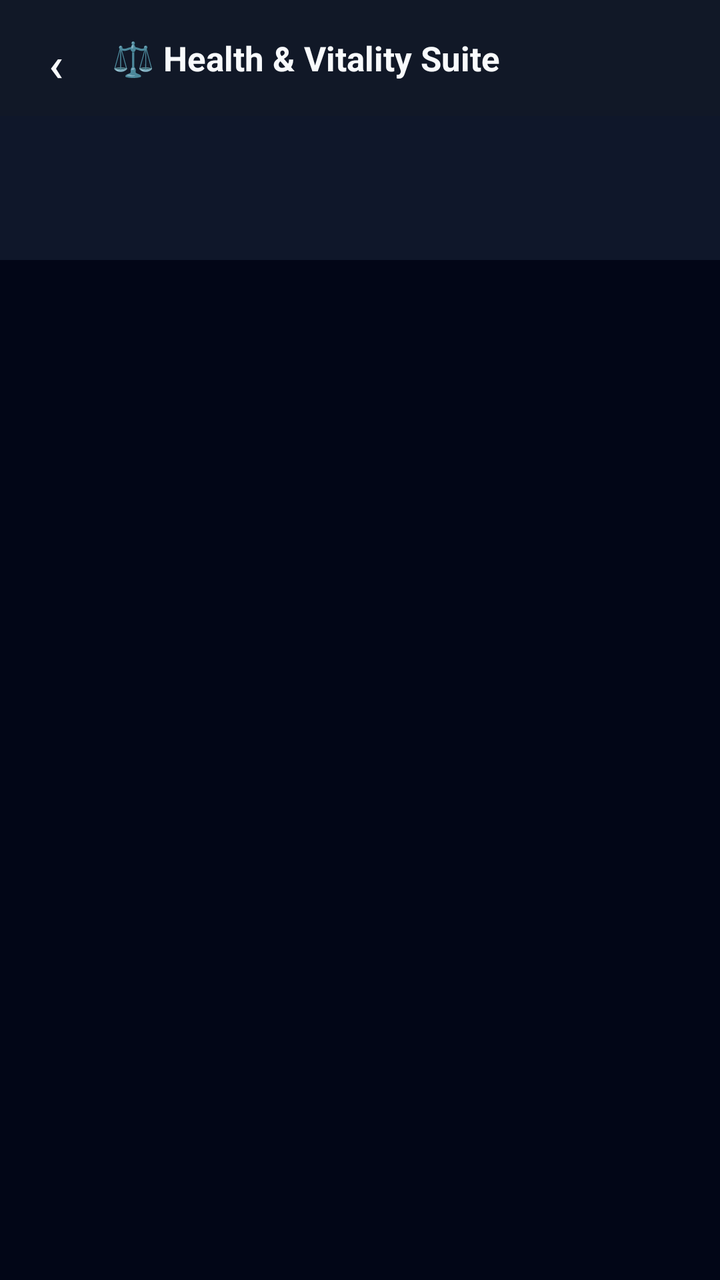
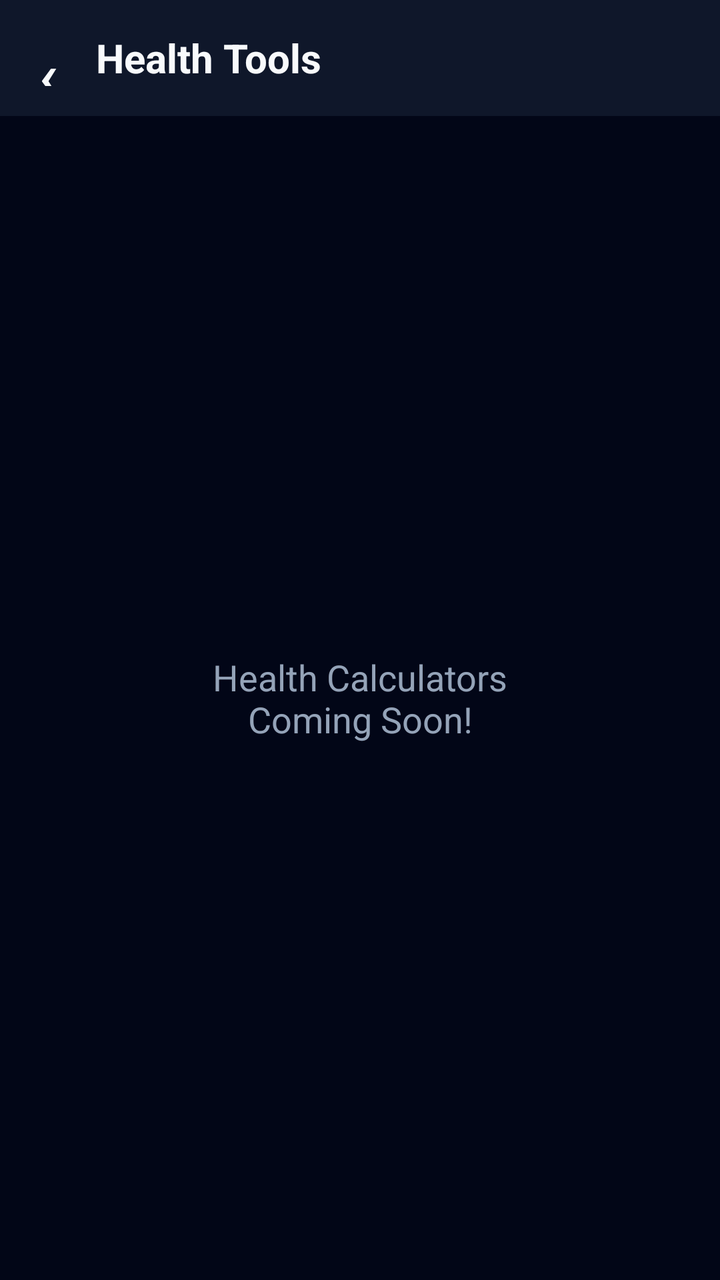

Screens rendered from an Android XML layout before and after an edit, with the pre-edit source and the edit as a unified diff.
<!-- AndroidManifest.xml: application theme Theme.UltraCalc -->
<!-- res/layout/activity_health.xml -->
<?xml version="1.0" encoding="utf-8"?>
<LinearLayout xmlns:android="http://schemas.android.com/apk/res/android"
    xmlns:app="http://schemas.android.com/apk/res-auto"
    android:layout_width="match_parent"
    android:layout_height="match_parent"
    android:orientation="vertical"
    android:background="#020617">

    <LinearLayout
        android:layout_width="match_parent"
        android:layout_height="58dp"
        android:orientation="horizontal"
        android:gravity="center_vertical"
        android:paddingStart="4dp"
        android:paddingEnd="16dp"
        android:background="#111827">

        <com.google.android.material.button.MaterialButton
            android:id="@+id/btnBack"
            style="@style/Widget.MaterialComponents.Button.TextButton"
            android:layout_width="48dp"
            android:layout_height="48dp"
            android:text="‹"
            android:textSize="24sp"
            android:textColor="#F8FAFC"
            app:cornerRadius="24dp"/>

        <TextView
            android:layout_width="wrap_content"
            android:layout_height="wrap_content"
            android:text="⚖️ Health &amp; Vitality Suite"
            android:textSize="17sp"
            android:textStyle="bold"
            android:textColor="#F8FAFC"
            android:layout_marginStart="4dp"/>
    </LinearLayout>

    <HorizontalScrollView
        android:layout_width="match_parent"
        android:layout_height="72dp"
        android:background="#0F172A"
        android:scrollbars="none"
        android:fillViewport="true">
        
        <LinearLayout
            android:id="@+id/toolBar"
            android:layout_width="wrap_content"
            android:layout_height="match_parent"
            android:orientation="horizontal"
            android:gravity="center_vertical"/>
    </HorizontalScrollView>

    <FrameLayout
        android:id="@+id/mainContainer"
        android:layout_width="match_parent"
        android:layout_height="match_parent"
        android:padding="16dp"/>

</LinearLayout>
<!-- resources referenced by this layout -->
<resources>
  <style name="Theme.UltraCalc" parent="Theme.MaterialComponents.NoActionBar">
          <item name="colorPrimary">@color/primary</item>
          <item name="colorPrimaryVariant">@color/primaryDark</item>
          <item name="colorOnPrimary">@color/white</item>
          <item name="colorSecondary">@color/accentCyan</item>
          <item name="android:windowBackground">@color/bg</item>
          <item name="android:statusBarColor">@color/bg</item>
          <item name="android:navigationBarColor">@color/bg</item>
          <item name="android:windowLightStatusBar">false</item>
      </style>
  <color name="primary">#7C6FFF</color>
  <color name="primaryDark">#5A4FCC</color>
  <color name="white">#FFFFFF</color>
  <color name="accentCyan">#00E5FF</color>
  <color name="bg">#0D0D1A</color>
</resources>

<!-- the commit's change to res/layout/activity_health.xml (unified diff, before → after) -->
@@ -1,6 +1,5 @@
 <?xml version="1.0" encoding="utf-8"?>
 <LinearLayout xmlns:android="http://schemas.android.com/apk/res/android"
-    xmlns:app="http://schemas.android.com/apk/res-auto"
     android:layout_width="match_parent"
     android:layout_height="match_parent"
     android:orientation="vertical"
@@ -11,49 +10,30 @@
         android:layout_height="58dp"
         android:orientation="horizontal"
         android:gravity="center_vertical"
-        android:paddingStart="4dp"
-        android:paddingEnd="16dp"
-        android:background="#111827">
-
+        android:background="#0F172A">
         <com.google.android.material.button.MaterialButton
-            android:id="@+id/btnBack"
+            android:id="@+id/btnBackHealth"
             style="@style/Widget.MaterialComponents.Button.TextButton"
             android:layout_width="48dp"
             android:layout_height="48dp"
             android:text="‹"
-            android:textSize="24sp"
-            android:textColor="#F8FAFC"
-            app:cornerRadius="24dp"/>
-
+            android:textSize="32sp"
+            android:textColor="#F8FAFC"/>
         <TextView
             android:layout_width="wrap_content"
             android:layout_height="wrap_content"
-            android:text="⚖️ Health &amp; Vitality Suite"
-            android:textSize="17sp"
-            android:textStyle="bold"
+            android:text="Health Tools"
             android:textColor="#F8FAFC"
-            android:layout_marginStart="4dp"/>
+            android:textSize="20sp"
+            android:textStyle="bold"/>
     </LinearLayout>
 
-    <HorizontalScrollView
-        android:layout_width="match_parent"
-        android:layout_height="72dp"
-        android:background="#0F172A"
-        android:scrollbars="none"
-        android:fillViewport="true">
-        
-        <LinearLayout
-            android:id="@+id/toolBar"
-            android:layout_width="wrap_content"
-            android:layout_height="match_parent"
-            android:orientation="horizontal"
-            android:gravity="center_vertical"/>
-    </HorizontalScrollView>
-
-    <FrameLayout
-        android:id="@+id/mainContainer"
+    <TextView
         android:layout_width="match_parent"
         android:layout_height="match_parent"
-        android:padding="16dp"/>
+        android:text="Health Calculators\nComing Soon!"
+        android:textColor="#94A3B8"
+        android:textSize="18sp"
+        android:gravity="center" />
 
 </LinearLayout>
